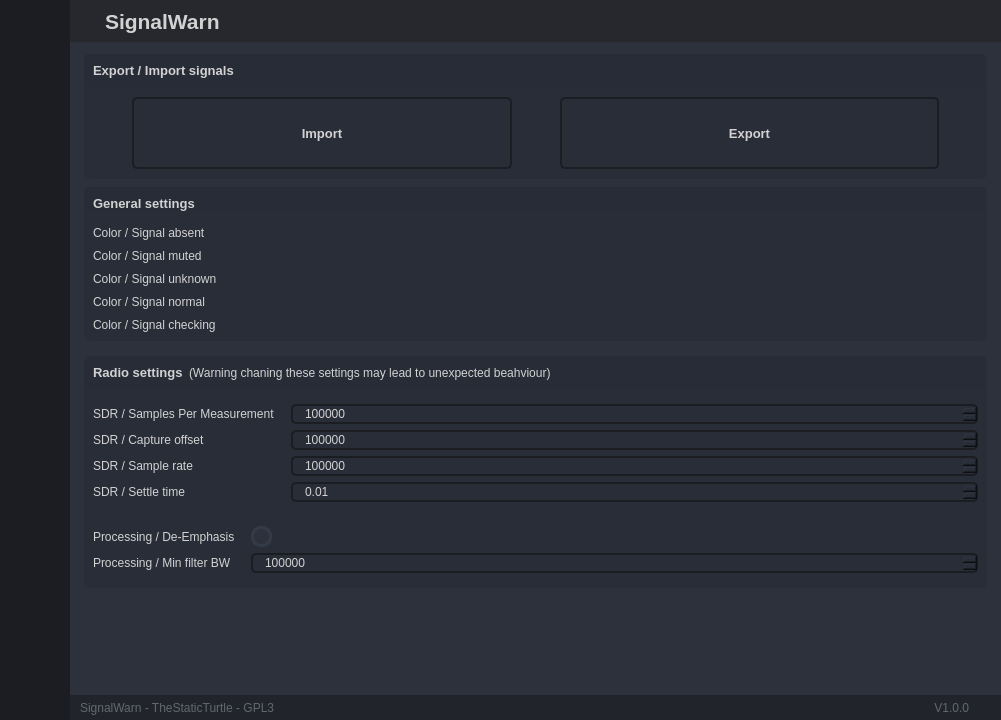
Qt form gui/base.ui (TheStaticTurtle/SignalWarn) before a commit.
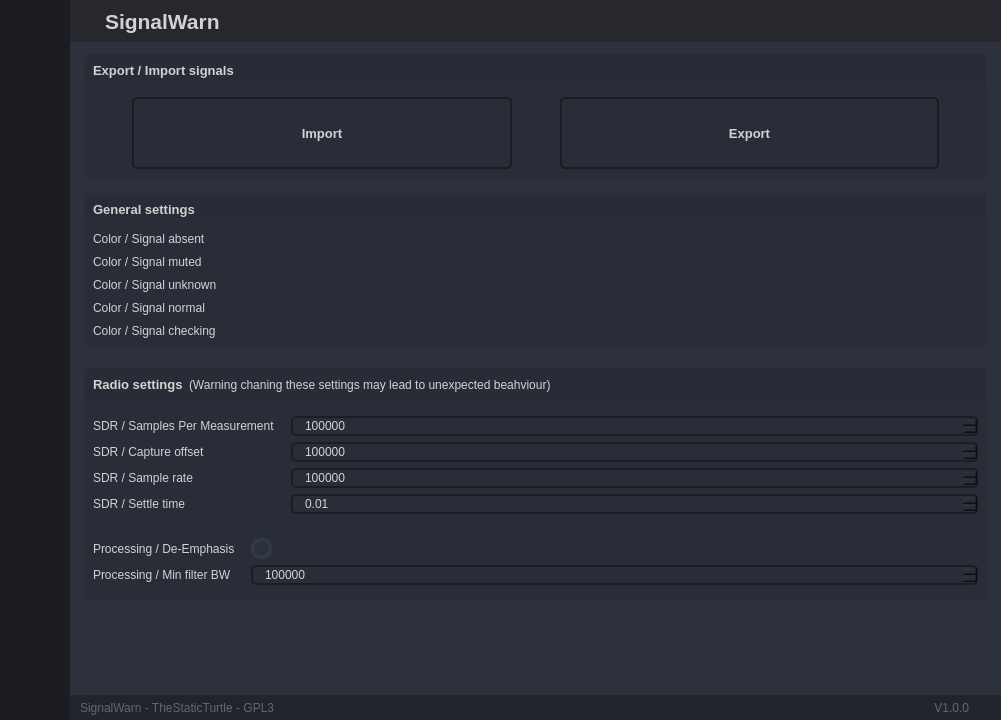
The same form after that commit. Icons and pictures are not drawn.

Commit message: Added scrollbar to settings page

The edit to the form file:
```diff
--- a/gui/base.ui
+++ b/gui/base.ui
@@ -13,531 +13,15 @@
   </property>
   <property name="minimumSize">
    <size>
-    <width>1000</width>
-    <height>720</height>
+    <width>800</width>
+    <height>480</height>
    </size>
   </property>
   <property name="palette">
    <palette>
-    <active>
-     <colorrole role="WindowText">
-      <brush brushstyle="SolidPattern">
-       <color alpha="255">
-        <red>255</red>
-        <green>255</green>
-        <blue>255</blue>
-       </color>
-      </brush>
-     </colorrole>
-     <colorrole role="Button">
-      <brush brushstyle="SolidPattern">
-       <color alpha="0">
-        <red>0</red>
-        <green>0</green>
-        <blue>0</blue>
-       </color>
-      </brush>
-     </colorrole>
-     <colorrole role="Light">
-      <brush brushstyle="SolidPattern">
-       <color alpha="255">
-        <red>66</red>
-        <green>73</green>
-        <blue>90</blue>
-       </color>
-      </brush>
-     </colorrole>
-     <colorrole role="Midlight">
-      <brush brushstyle="SolidPattern">
-       <color alpha="255">
-        <red>55</red>
-        <green>61</green>
-        <blue>75</blue>
-       </color>
-      </brush>
-     </colorrole>
-     <colorrole role="Dark">
-      <brush brushstyle="SolidPattern">
-       <color alpha="255">
-        <red>22</red>
-        <green>24</green>
-        <blue>30</blue>
-       </color>
-      </brush>
-     </colorrole>
-     <colorrole role="Mid">
-      <brush brushstyle="SolidPattern">
-       <color alpha="255">
-        <red>29</red>
-        <green>32</green>
-        <blue>40</blue>
-       </color>
-      </brush>
-     </colorrole>
-     <colorrole role="Text">
-      <brush brushstyle="SolidPattern">
-       <color alpha="255">
-        <red>210</red>
-        <green>210</green>
-        <blue>210</blue>
-       </color>
-      </brush>
-     </colorrole>
-     <colorrole role="BrightText">
-      <brush brushstyle="SolidPattern">
-       <color alpha="255">
-        <red>255</red>
-        <green>255</green>
-        <blue>255</blue>
-       </color>
-      </brush>
-     </colorrole>
-     <colorrole role="ButtonText">
-      <brush brushstyle="SolidPattern">
-       <color alpha="255">
-        <red>255</red>
-        <green>255</green>
-        <blue>255</blue>
-       </color>
-      </brush>
-     </colorrole>
-     <colorrole role="Base">
-      <brush brushstyle="SolidPattern">
-       <color alpha="0">
-        <red>0</red>
-        <green>0</green>
-        <blue>0</blue>
-       </color>
-      </brush>
-     </colorrole>
-     <colorrole role="Window">
-      <brush brushstyle="SolidPattern">
-       <color alpha="0">
-        <red>0</red>
-        <green>0</green>
-        <blue>0</blue>
-       </color>
-      </brush>
-     </colorrole>
-     <colorrole role="Shadow">
-      <brush brushstyle="SolidPattern">
-       <color alpha="255">
-        <red>0</red>
-        <green>0</green>
-        <blue>0</blue>
-       </color>
-      </brush>
-     </colorrole>
-     <colorrole role="Highlight">
-      <brush brushstyle="SolidPattern">
-       <color alpha="255">
-        <red>85</red>
-        <green>170</green>
-        <blue>255</blue>
-       </color>
-      </brush>
-     </colorrole>
-     <colorrole role="Link">
-      <brush brushstyle="SolidPattern">
-       <color alpha="255">
-        <red>85</red>
-        <green>170</green>
-        <blue>255</blue>
-       </color>
-      </brush>
-     </colorrole>
-     <colorrole role="LinkVisited">
-      <brush brushstyle="SolidPattern">
-       <color alpha="255">
-        <red>255</red>
-        <green>0</green>
-        <blue>127</blue>
-       </color>
-      </brush>
-     </colorrole>
-     <colorrole role="AlternateBase">
-      <brush brushstyle="SolidPattern">
-       <color alpha="255">
-        <red>22</red>
-        <green>24</green>
-        <blue>30</blue>
-       </color>
-      </brush>
-     </colorrole>
-     <colorrole role="ToolTipBase">
-      <brush brushstyle="SolidPattern">
-       <color alpha="255">
-        <red>44</red>
-        <green>49</green>
-        <blue>60</blue>
-       </color>
-      </brush>
-     </colorrole>
-     <colorrole role="ToolTipText">
-      <brush brushstyle="SolidPattern">
-       <color alpha="255">
-        <red>210</red>
-        <green>210</green>
-        <blue>210</blue>
-       </color>
-      </brush>
-     </colorrole>
-     <colorrole role="PlaceholderText">
-      <brush brushstyle="NoBrush">
-       <color alpha="128">
-        <red>210</red>
-        <green>210</green>
-        <blue>210</blue>
-       </color>
-      </brush>
-     </colorrole>
-    </active>
-    <inactive>
-     <colorrole role="WindowText">
-      <brush brushstyle="SolidPattern">
-       <color alpha="255">
-        <red>255</red>
-        <green>255</green>
-        <blue>255</blue>
-       </color>
-      </brush>
-     </colorrole>
-     <colorrole role="Button">
-      <brush brushstyle="SolidPattern">
-       <color alpha="0">
-        <red>0</red>
-        <green>0</green>
-        <blue>0</blue>
-       </color>
-      </brush>
-     </colorrole>
-     <colorrole role="Light">
-      <brush brushstyle="SolidPattern">
-       <color alpha="255">
-        <red>66</red>
-        <green>73</green>
-        <blue>90</blue>
-       </color>
-      </brush>
-     </colorrole>
-     <colorrole role="Midlight">
-      <brush brushstyle="SolidPattern">
-       <color alpha="255">
-        <red>55</red>
-        <green>61</green>
-        <blue>75</blue>
-       </color>
-      </brush>
-     </colorrole>
-     <colorrole role="Dark">
-      <brush brushstyle="SolidPattern">
-       <color alpha="255">
-        <red>22</red>
-        <green>24</green>
-        <blue>30</blue>
-       </color>
-      </brush>
-     </colorrole>
-     <colorrole role="Mid">
-      <brush brushstyle="SolidPattern">
-       <color alpha="255">
-        <red>29</red>
-        <green>32</green>
-        <blue>40</blue>
-       </color>
-      </brush>
-     </colorrole>
-     <colorrole role="Text">
-      <brush brushstyle="SolidPattern">
-       <color alpha="255">
-        <red>210</red>
-        <green>210</green>
-        <blue>210</blue>
-       </color>
-      </brush>
-     </colorrole>
-     <colorrole role="BrightText">
-      <brush brushstyle="SolidPattern">
-       <color alpha="255">
-        <red>255</red>
-        <green>255</green>
-        <blue>255</blue>
-       </color>
-      </brush>
-     </colorrole>
-     <colorrole role="ButtonText">
-      <brush brushstyle="SolidPattern">
-       <color alpha="255">
-        <red>255</red>
-        <green>255</green>
-        <blue>255</blue>
-       </color>
-      </brush>
-     </colorrole>
-     <colorrole role="Base">
-      <brush brushstyle="SolidPattern">
-       <color alpha="0">
-        <red>0</red>
-        <green>0</green>
-        <blue>0</blue>
-       </color>
-      </brush>
-     </colorrole>
-     <colorrole role="Window">
-      <brush brushstyle="SolidPattern">
-       <color alpha="0">
-        <red>0</red>
-        <green>0</green>
-        <blue>0</blue>
-       </color>
-      </brush>
-     </colorrole>
-     <colorrole role="Shadow">
-      <brush brushstyle="SolidPattern">
-       <color alpha="255">
-        <red>0</red>
-        <green>0</green>
-        <blue>0</blue>
-       </color>
-      </brush>
-     </colorrole>
-     <colorrole role="Highlight">
-      <brush brushstyle="SolidPattern">
-       <color alpha="255">
-        <red>85</red>
-        <green>170</green>
-        <blue>255</blue>
-       </color>
-      </brush>
-     </colorrole>
-     <colorrole role="Link">
-      <brush brushstyle="SolidPattern">
-       <color alpha="255">
-        <red>85</red>
-        <green>170</green>
-        <blue>255</blue>
-       </color>
-      </brush>
-     </colorrole>
-     <colorrole role="LinkVisited">
-      <brush brushstyle="SolidPattern">
-       <color alpha="255">
-        <red>255</red>
-        <green>0</green>
-        <blue>127</blue>
-       </color>
-      </brush>
-     </colorrole>
-     <colorrole role="AlternateBase">
-      <brush brushstyle="SolidPattern">
-       <color alpha="255">
-        <red>22</red>
-        <green>24</green>
-        <blue>30</blue>
-       </color>
-      </brush>
-     </colorrole>
-     <colorrole role="ToolTipBase">
-      <brush brushstyle="SolidPattern">
-       <color alpha="255">
-        <red>44</red>
-        <green>49</green>
-        <blue>60</blue>
-       </color>
-      </brush>
-     </colorrole>
-     <colorrole role="ToolTipText">
-      <brush brushstyle="SolidPattern">
-       <color alpha="255">
-        <red>210</red>
-        <green>210</green>
-        <blue>210</blue>
-       </color>
-      </brush>
-     </colorrole>
-     <colorrole role="PlaceholderText">
-      <brush brushstyle="NoBrush">
-       <color alpha="128">
-        <red>210</red>
-        <green>210</green>
-        <blue>210</blue>
-       </color>
-      </brush>
-     </colorrole>
-    </inactive>
-    <disabled>
-     <colorrole role="WindowText">
-      <brush brushstyle="SolidPattern">
-       <color alpha="255">
-        <red>22</red>
-        <green>24</green>
-        <blue>30</blue>
-       </color>
-      </brush>
-     </colorrole>
-     <colorrole role="Button">
-      <brush brushstyle="SolidPattern">
-       <color alpha="0">
-        <red>0</red>
-        <green>0</green>
-        <blue>0</blue>
-       </color>
-      </brush>
-     </colorrole>
-     <colorrole role="Light">
-      <brush brushstyle="SolidPattern">
-       <color alpha="255">
-        <red>66</red>
-        <green>73</green>
-        <blue>90</blue>
-       </color>
-      </brush>
-     </colorrole>
-     <colorrole role="Midlight">
-      <brush brushstyle="SolidPattern">
-       <color alpha="255">
-        <red>55</red>
-        <green>61</green>
-        <blue>75</blue>
-       </color>
-      </brush>
-     </colorrole>
-     <colorrole role="Dark">
-      <brush brushstyle="SolidPattern">
-       <color alpha="255">
-        <red>22</red>
-        <green>24</green>
-        <blue>30</blue>
-       </color>
-      </brush>
-     </colorrole>
-     <colorrole role="Mid">
-      <brush brushstyle="SolidPattern">
-       <color alpha="255">
-        <red>29</red>
-        <green>32</green>
-        <blue>40</blue>
-       </color>
-      </brush>
-     </colorrole>
-     <colorrole role="Text">
-      <brush brushstyle="SolidPattern">
-       <color alpha="255">
-        <red>22</red>
-        <green>24</green>
-        <blue>30</blue>
-       </color>
-      </brush>
-     </colorrole>
-     <colorrole role="BrightText">
-      <brush brushstyle="SolidPattern">
-       <color alpha="255">
-        <red>255</red>
-        <green>255</green>
-        <blue>255</blue>
-       </color>
-      </brush>
-     </colorrole>
-     <colorrole role="ButtonText">
-      <brush brushstyle="SolidPattern">
-       <color alpha="255">
-        <red>22</red>
-        <green>24</green>
-        <blue>30</blue>
-       </color>
-      </brush>
-     </colorrole>
-     <colorrole role="Base">
-      <brush brushstyle="SolidPattern">
-       <color alpha="0">
-        <red>0</red>
-        <green>0</green>
-        <blue>0</blue>
-       </color>
-      </brush>
-     </colorrole>
-     <colorrole role="Window">
-      <brush brushstyle="SolidPattern">
-       <color alpha="0">
-        <red>0</red>
-        <green>0</green>
-        <blue>0</blue>
-       </color>
-      </brush>
-     </colorrole>
-     <colorrole role="Shadow">
-      <brush brushstyle="SolidPattern">
-       <color alpha="255">
-        <red>0</red>
-        <green>0</green>
-        <blue>0</blue>
-       </color>
-      </brush>
-     </colorrole>
-     <colorrole role="Highlight">
-      <brush brushstyle="SolidPattern">
-       <color alpha="255">
-        <red>51</red>
-        <green>153</green>
-        <blue>255</blue>
-       </color>
-      </brush>
-     </colorrole>
-     <colorrole role="Link">
-      <brush brushstyle="SolidPattern">
-       <color alpha="255">
-        <red>85</red>
-        <green>170</green>
-        <blue>255</blue>
-       </color>
-      </brush>
-     </colorrole>
-     <colorrole role="LinkVisited">
-      <brush brushstyle="SolidPattern">
-       <color alpha="255">
-        <red>255</red>
-        <green>0</green>
-        <blue>127</blue>
-       </color>
-      </brush>
-     </colorrole>
-     <colorrole role="AlternateBase">
-      <brush brushstyle="SolidPattern">
-       <color alpha="255">
-        <red>44</red>
-        <green>49</green>
-        <blue>60</blue>
-       </color>
-      </brush>
-     </colorrole>
-     <colorrole role="ToolTipBase">
-      <brush brushstyle="SolidPattern">
-       <color alpha="255">
-        <red>44</red>
-        <green>49</green>
-        <blue>60</blue>
-       </color>
-      </brush>
-     </colorrole>
-     <colorrole role="ToolTipText">
-      <brush brushstyle="SolidPattern">
-       <color alpha="255">
-        <red>210</red>
-        <green>210</green>
-        <blue>210</blue>
-       </color>
-      </brush>
-     </colorrole>
-     <colorrole role="PlaceholderText">
-      <brush brushstyle="NoBrush">
-       <color alpha="128">
-        <red>210</red>
-        <green>210</green>
-        <blue>210</blue>
-       </color>
-      </brush>
-     </colorrole>
-    </disabled>
+    <active/>
+    <inactive/>
+    <disabled/>
    </palette>
   </property>
   <property name="font">
@@ -640,6 +124,7 @@
 {
      background: none;
 }
+
  QScrollBar:vertical {
 	border: none;
     background: rgb(52, 59, 72);
@@ -655,16 +140,18 @@
  QScrollBar::add-line:vertical {
      border: none;
     background: rgb(55, 63, 77);
-     height: 20px;
+     /*height: 20px;*/
+     height: 0px;
 	border-bottom-left-radius: 7px;
     border-bottom-right-radius: 7px;
-     subcontrol-position: bottom;
-     subcontrol-origin: margin;
+    subcontrol-position: bottom;
+    subcontrol-origin: margin;
  }
  QScrollBar::sub-line:vertical {
 	border: none;
     background: rgb(55, 63, 77);
-     height: 20px;
+     /*height: 20px;*/
+    height: 0px;
 	border-top-left-radius: 7px;
     border-top-right-radius: 7px;
      subcontrol-position: top;
@@ -771,7 +258,7 @@
     border-radius: 9px;
     width: 18px;
     margin: 0px;
-	background-color: rgb(52, 59, 72);
+	background-color: rgb(52, 59, 75);
 }
 QSlider::groove:vertical:hover {
 	background-color: rgb(55, 62, 76);
@@ -2679,7 +2166,7 @@
                      <number>0</number>
                     </property>
                     <property name="rightMargin">
-                     <number>9</number>
+                     <number>0</number>
                     </property>
                     <property name="bottomMargin">
                      <number>0</number>
@@ -2695,7 +2182,7 @@
                       <property name="frameShadow">
                        <enum>QFrame::Raised</enum>
                       </property>
-                      <layout class="QVBoxLayout" name="verticalLayout_19" stretch="0,0,0,0,0,1">
+                      <layout class="QVBoxLayout" name="verticalLayout_19" stretch="0">
                        <property name="spacing">
                         <number>0</number>
                        </property>
@@ -2710,6 +2197,33 @@
                        </property>
                        <property name="bottomMargin">
                         <number>0</number>
+                       </property>
+                       <item>
+                        <widget class="QScrollArea" name="scrollArea_settings">
+                         <property name="widgetResizable">
+                          <bool>true</bool>
+                         </property>
+                         <widget class="QWidget" name="scrollAreaWidgetContents_settings">
+                          <property name="geometry">
+                           <rect>
+                            <x>0</x>
+                            <y>0</y>
+                            <width>912</width>
+                            <height>643</height>
+                           </rect>
+                          </property>
+                          <layout class="QVBoxLayout" name="verticalLayout_15" stretch="0,0,0,0,0,1">
+                           <property name="leftMargin">
+                            <number>0</number>
+                           </property>
+                           <property name="topMargin">
+                            <number>0</number>
+                           </property>
+                           <property name="rightMargin">
+                            <number>9</number>
+                           </property>
+                           <property name="bottomMargin">
+                            <number>15</number>
                        </property>
                        <item>
                         <widget class="QFrame" name="frame_div_content_import_export">
@@ -2878,6 +2392,9 @@
                          <property name="orientation">
                           <enum>Qt::Vertical</enum>
                          </property>
+                             <property name="sizeType">
+                              <enum>QSizePolicy::Fixed</enum>
+                             </property>
                          <property name="sizeHint" stdset="0">
                           <size>
                            <width>20</width>
@@ -3125,6 +2642,9 @@
                          <property name="orientation">
                           <enum>Qt::Vertical</enum>
                          </property>
+                             <property name="sizeType">
+                              <enum>QSizePolicy::Fixed</enum>
+                             </property>
                          <property name="sizeHint" stdset="0">
                           <size>
                            <width>20</width>
@@ -3376,10 +2896,14 @@
                          <property name="sizeHint" stdset="0">
                           <size>
                            <width>20</width>
-                           <height>40</height>
+                               <height>0</height>
                           </size>
                          </property>
                         </spacer>
+                           </item>
+                          </layout>
+                         </widget>
+                        </widget>
                        </item>
                       </layout>
                      </widget>
```
Lines whose indentation alone changed are shown as unchanged. The commit also changes 1 other file.
